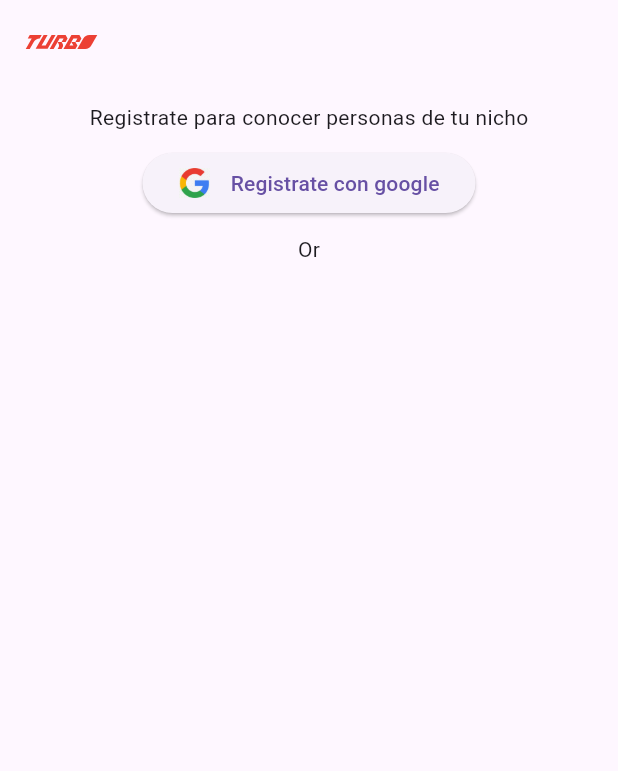
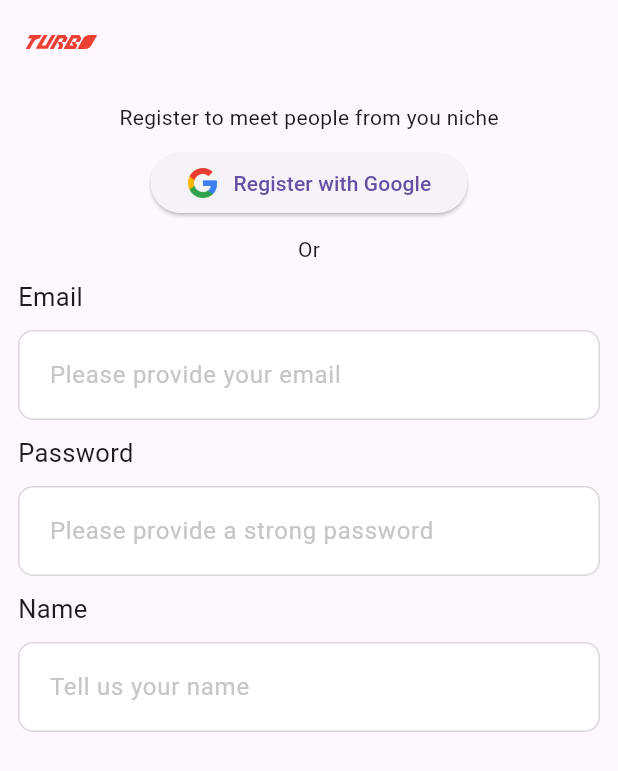
Before and after one commit to DavidZZGi/turbo, a Flutter app: the screen it shows after launch, on a phone screen of 412 x 824 dp. Shown: the top 771 px of the screen. Run offline on Flutter 3.47's test engine with Material 3 defaults, Android fonts, the phone set to English and light mode, and no system bars; our stand-ins replace auto_route, flutter_svg, freezed_annotation.

Commit message:
feat: building textfield component

```diff
--- a/lib/app/routes/guards/authentication_guards.dart
+++ b/lib/app/routes/guards/authentication_guards.dart
@@ -11,7 +11,7 @@ class AuthGuard extends AutoRouteGuard {
     if (isAuthenticated) {
       resolver.next(); // Permitir la navegación
     } else {
-      router.push(const SignInRoute()); // Redirigir a SignIn si no autenticado
+      router.push(SignInRoute()); // Redirigir a SignIn si no autenticado
     }
   }
 }
--- a/lib/app/routes/router/app_router.dart
+++ b/lib/app/routes/router/app_router.dart
@@ -1,8 +1,8 @@
 import 'package:auto_route/auto_route.dart';
+import 'package:flutter/material.dart';
 
 import 'package:turbo/app/routes/guards/authentication_guards.dart';
-import 'package:turbo/authentication/presentation/screens/sign_in_screen.dart';
-
+import 'package:turbo/authentication/presentation/screens/aut_screens.dart';
 part 'app_router.gr.dart';
 
 @AutoRouterConfig()
--- /dev/null
+++ b/lib/app/utils/global/global_vars.dart
@@ -0,0 +1,9 @@
+const String loginHeaderText = 'Register to meet people from you niche';
+const String googleSignInText = 'Register with Google';
+const String turboIconLogIn = 'assets/images/Turbo Marca 7.svg';
+const String emailText = 'Email';
+const String emailHintFormText = 'Please provide your email';
+const String passwordText = 'Password';
+const String passwordHintText = 'Please provide a strong password';
+const String nameText = 'Name';
+const String nameHintText = 'Tell us your name';
--- /dev/null
+++ b/lib/app/utils/style.dart
@@ -0,0 +1,314 @@
+import 'package:flutter/material.dart';
+
+class Styles {
+  // colours start with ColorXyz
+
+  static const colorWhiteOff = Color(0xffF2F1F0);
+  static const colorPrimary = Color(0xff6FCFF4);
+  static const colorOnPrimary = Color(0xffFFFFFF);
+  static const colorSecondary = Colors.lime;
+  static const colorSecondaryVariant = Color(0xffFBB73A);
+  static const colorOnSecondary = Color(0xffFFFFFF);
+  static const colorMeta = Color(0xffC6C6C8);
+  static const colorLightGrey = Color(0xffD8D8D8);
+  static const colorGrey = Color(0xff545454);
+  static const colorMidGrey = Color(0xff818181);
+  static const colorNavIcons = Color.fromARGB(255, 170, 170, 170);
+  static const colorDarkGrey = Color(0xff545454);
+  static const colorPrimaryVariant = Color(0xff002F5F);
+  static const colorSpinner = AlwaysStoppedAnimation<Color>(colorPrimary);
+  static const greySpinner = AlwaysStoppedAnimation<Color>(colorMeta);
+  static const defaultScaffoldColor = Color(0xfffafafa);
+  static const colorDanger = Color(0xffFF1100);
+  static const colorRed = Color(0xffC11534);
+
+  // light colors
+  static const colorLightOutline = Color(0xff74777F);
+  static const colorLightSecondary = Color(0xffC11534);
+  static const colorLightSecondaryContainer = Color(0xffFFD9DA);
+  static const colorLightTertiary = Color(0xffFDD489);
+  static const colorLightSurfaceVariant = Color(0xffE0E2EB);
+  static const colorLightOnSurfaceVariant = Color(0xff44474F);
+  static const colorLightOnSurface = Color(0xff1B1B1D);
+  static const colorLightOnBackground = Color(0xff1B1B1D);
+  static const colorLightBackground = Color(0xffFBFCFF);
+  static const colorLightOnLight = Color(0xffFFFFFF);
+
+  static const backgroundColorLightTheme = Color(0xffFFFFFF);
+  static const backgroundColorDarkTheme = Color.fromARGB(255, 44, 47, 57);
+  static const googleColor = Color.fromARGB(255, 0, 87, 231);
+
+  static const colorDarkPrimary = Color(0xff6FCFF4);
+  static const colorDarkOnPrimary = Color(0xffFFFFFF);
+  static const colorDarkBackground = Color(0xff121212);
+  static const colorDarkSurface = Color(0xff1E1E1E);
+  static const colorDarkOnSurface = Color(0xffE0E2EB);
+  static const colorDarkOutline = Color(0xff5F6368);
+
+  static const textH1 = TextStyle(
+    fontSize: 24.0,
+    fontWeight: FontWeight.w900,
+    color: Colors.black,
+  );
+
+  static const textBtnCta = TextStyle(
+    fontSize: 17,
+    color: Colors.white,
+    letterSpacing: 0.3,
+  );
+
+  static const textH2 = TextStyle(fontSize: 18.0, color: Colors.black);
+
+  static const textAttribute = TextStyle(
+    fontSize: 10,
+    color: colorMeta,
+  );
+
+  static const textListDivider = TextStyle(
+    fontSize: 12,
+    color: Styles.colorMeta,
+  );
+
+  static const textLabel = TextStyle(
+    color: colorMeta,
+    fontFamily: 'Roboto',
+    fontSize: 14,
+  );
+  static const textDanger = TextStyle(color: colorDanger);
+
+  static const textMeta = TextStyle(
+    color: colorGrey,
+    fontSize: 13,
+    fontWeight: FontWeight.w900,
+    letterSpacing: 0.18,
+    fontFamily: 'roboto',
+  );
+
+  static const textMetaDataPrimary = TextStyle(
+    color: colorDarkGrey,
+    fontFamily: 'Roboto',
+    fontSize: 14,
+    fontWeight: FontWeight.w700,
+  );
+
+  static const textMetaDataSecondary = TextStyle(
+    color: colorMidGrey,
+    fontFamily: 'Roboto',
+    fontSize: 14,
+  );
+
+  static const textTitle = TextStyle(
+    fontSize: 22,
+    color: Colors.white,
+    fontFamily: 'Roboto',
+    fontWeight: FontWeight.w500,
+  );
+
+  static const textDisplaySmall = TextStyle(
+    fontSize: 20,
+    fontWeight: FontWeight.w600,
+  );
+
+  static const textTitleMedium = TextStyle(
+    fontSize: 16,
+    fontFamily: 'Roboto',
+    fontWeight: FontWeight.w500,
+    color: colorLightOnSurface,
+  );
+
+  static const textLabelSmall = TextStyle(
+    fontWeight: FontWeight.w500,
+    fontFamily: 'Roboto',
+    color: colorLightOutline,
+    height: 1.42,
+  );
+
+  static const textBodyMedium = TextStyle(
+    fontSize: 15,
+    fontFamily: 'Roboto',
+  );
+
+  static const textDisplayMedium = TextStyle(
+    fontSize: 32,
+    fontWeight: FontWeight.w700,
+    color: Colors.white,
+  );
+
+  static const textDisplayLarge = TextStyle(
+    fontSize: 72,
+    fontWeight: FontWeight.w600,
+    color: Colors.white,
+  );
+
+  static const textLabelLarge = TextStyle(
+    fontSize: 22,
+    fontWeight: FontWeight.w500,
+    color: Colors.white,
+    fontFamily: 'Roboto',
+  );
+
+  static const textLabelMedium = TextStyle(
+    fontSize: 17,
+    fontWeight: FontWeight.w500,
+    fontFamily: 'Roboto',
+  );
+
+  static final ThemeData lightTheme = ThemeData(
+    colorScheme: const ColorScheme.light(
+      primary: colorPrimary,
+      secondary: colorLightSecondary,
+      surface: colorLightBackground,
+      onPrimary: colorOnPrimary,
+      onSecondary: colorOnSecondary,
+      onSurface: colorLightOnSurface,
+    ),
+    scaffoldBackgroundColor: colorLightBackground,
+    appBarTheme: const AppBarTheme(
+      color: colorPrimary,
+      iconTheme: IconThemeData(color: Colors.white),
+    ),
+    textTheme: const TextTheme(
+      titleMedium: TextStyle(color: colorLightOnSurface),
+      titleLarge: TextStyle(color: colorLightOnSurface),
+      // Add all other text styles as needed
+    ),
+    switchTheme: SwitchThemeData(
+      thumbColor: WidgetStateProperty.all(colorLightSecondary),
+      trackColor: WidgetStateProperty.all(colorLightSecondaryContainer),
+    ),
+  );
+
+  static final ThemeData darkTheme = ThemeData(
+    primarySwatch: Colors.grey,
+    primaryColor: Colors.black,
+    brightness: Brightness.dark,
+    scaffoldBackgroundColor: const Color(0xFF212121),
+    textTheme: const TextTheme(
+      titleMedium: TextStyle(color: colorDarkOnSurface),
+      titleLarge: TextStyle(color: colorDarkOnSurface),
+      // Add all other text styles as needed
+    ),
+    iconTheme: const IconThemeData(color: Colors.black),
+    dividerColor: Colors.black12,
+  );
+
+  static const textBodySmall =
+      TextStyle(fontSize: 12, fontFamily: 'Roboto', color: colorLightOutline);
+
+  static final textFieldDecoration = InputDecoration(
+    isDense: true,
+    filled: true,
+    contentPadding: const EdgeInsets.symmetric(
+      vertical: 12.0,
+      horizontal: 16.0,
+    ),
+    labelStyle: const TextStyle(
+      fontSize: 24,
+      fontFamily: 'Roboto',
+      fontWeight: FontWeight.w500,
+      letterSpacing: 0.50,
+    ),
+    hintStyle: const TextStyle(
+      fontSize: 24,
+      fontWeight: FontWeight.w500,
+      letterSpacing: 0.50,
+      fontFamily: 'Roboto',
+      color: Color(0xffC7C6CA),
+    ),
+    enabledBorder: OutlineInputBorder(
+      borderRadius: BorderRadius.circular(50),
+      borderSide: const BorderSide(color: Styles.colorPrimaryVariant),
+    ),
+    border: OutlineInputBorder(
+      borderRadius: BorderRadius.circular(50),
+      borderSide: const BorderSide(
+        color: colorPrimary,
+        width: 2.0,
+        style: BorderStyle.none,
+      ),
+    ),
+    fillColor: Colors.white,
+    hintText: "",
+  );
+
+  static final textFieldExpandedDecoration = textFieldDecoration.copyWith(
+    enabledBorder: OutlineInputBorder(
+      borderRadius: BorderRadius.circular(10),
+      borderSide: const BorderSide(color: Styles.colorMeta),
+    ),
+    border: OutlineInputBorder(
+      borderRadius: BorderRadius.circular(10),
+      borderSide: const BorderSide(
+        color: colorPrimary,
+        width: 2.0,
+        style: BorderStyle.none,
+      ),
+    ),
+  );
+
+  static const kHintTextStyle = TextStyle(
+    color: colorMeta,
+  );
+
+  static const kLabelStyle = TextStyle(
+    fontWeight: FontWeight.bold,
+    fontFamily: 'OpenSans',
+  );
+
+  static const textLabelStyle = TextStyle(fontSize: 16);
+
+  static const tileLabelStyle = TextStyle(color: Colors.black, fontSize: 13);
+
+  static const editLabelStyle = TextStyle(
+    color: colorWhiteOff,
+    fontWeight: FontWeight.bold,
+    fontSize: 15,
+    fontFamily: 'OpenSans',
+  );
+
+  static const nameLabelStyle = TextStyle(
+      fontWeight: FontWeight.bold, fontFamily: 'OpenSans', fontSize: 20);
+
+  static const headerLabelStyle = TextStyle(
+      color: colorPrimaryVariant,
+      fontWeight: FontWeight.bold,
+      fontFamily: 'OpenSans',
+      fontSize: 20);
+
+  static BoxDecoration kBoxDecorationStyle = BoxDecoration(
+    color: Colors.white,
+    border: Border.all(width: 1, color: colorLightGrey),
+    borderRadius: BorderRadius.circular(10.0),
+  );
+
+  static const textH1Published = TextStyle(fontSize: 17, letterSpacing: 0.5);
+
+  static const themedSpinner = CircularProgressIndicator(
+    valueColor: Styles.colorSpinner,
+  );
+
+  // putting it all together
+  static final appTheme = ThemeData(
+    colorScheme: const ColorScheme.light(primary: Styles.colorPrimaryVariant),
+    // We still need this extra line: https://github.com/flutter/flutter/issues/48195#issuecomment-621558530
+    primaryColor: Styles.colorPrimaryVariant,
+    primaryTextTheme: const TextTheme(
+      titleLarge: TextStyle(color: Colors.white),
+    ),
+    primaryIconTheme: const IconThemeData.fallback().copyWith(
+      color: Colors.white,
+    ),
+
+    // set default font
+    fontFamily: 'MuseoSans',
+
+    switchTheme: SwitchThemeData(
+      thumbColor: WidgetStateProperty.all(
+        Styles.colorLightSecondary,
+      ),
+      trackColor: WidgetStateProperty.all(
+        Styles.colorLightSecondaryContainer,
+      ),
+    ),
+  );
+}
--- /dev/null
+++ b/lib/authentication/presentation/screens/aut_screens.dart
@@ -0,0 +1,3 @@
+export 'sign_in_screen.dart';
+export 'sign_up_screen.dart';
+export 'forgot_password.dart';
--- a/lib/authentication/presentation/screens/sign_in_screen.dart
+++ b/lib/authentication/presentation/screens/sign_in_screen.dart
@@ -1,10 +1,15 @@
 import 'package:auto_route/auto_route.dart';
 import 'package:flutter/material.dart';
 import 'package:flutter_svg/svg.dart';
+import '../../../app/utils/global/global_vars.dart';
+import '../widgets/widgets.dart';
 
 @RoutePage()
 class SignInScreen extends StatelessWidget {
-  const SignInScreen({super.key});
+  final TextEditingController email = TextEditingController();
+  final TextEditingController password = TextEditingController();
+  final TextEditingController name = TextEditingController();
+  SignInScreen({super.key});
 
   @override
   Widget build(BuildContext context) {
@@ -12,7 +17,7 @@ class SignInScreen extends StatelessWidget {
         appBar: AppBar(
             title: Column(
           children: [
-            SvgPicture.asset('assets/images/Turbo Marca 7.svg',
+            SvgPicture.asset(turboIconLogIn,
                 height: 50,
                 width: 50,
                 colorFilter: const ColorFilter.mode(
@@ -25,9 +30,9 @@ class SignInScreen extends StatelessWidget {
             crossAxisAlignment: CrossAxisAlignment.center,
             children: [
               const Center(
-                child: Text('Registrate para conocer personas de tu nicho'),
+                child: Text(loginHeaderText),
               ),
-              SizedBox(
+              const SizedBox(
                 height: 10,
               ),
               ElevatedButton(
@@ -39,23 +44,40 @@ class SignInScreen extends StatelessWidget {
                         'assets/images/google.jpeg',
                         height: 20,
                       ),
-                      SizedBox(
+                      const SizedBox(
                         width: 10,
                       ),
-                      Text(' Registrate con google')
+                      const Text(googleSignInText)
                     ],
                   )),
-              SizedBox(
+              const SizedBox(
                 height: 10,
               ),
-              Text('Or'),
-              Row(
-                children: [
-                  Divider(
-                    height: 2,
-                  ),
-                ],
-              )
+              const Text('Or'),
+              const SizedBox(
+                height: 10,
+              ),
+              CustomTextfield(
+                  label: emailText,
+                  textInputType: TextInputType.text,
+                  textController: email,
+                  hint: emailHintFormText),
+              const SizedBox(
+                height: 10,
+              ),
+              CustomTextfield(
+                  label: passwordText,
+                  textInputType: TextInputType.visiblePassword,
+                  textController: password,
+                  hint: passwordHintText),
+              const SizedBox(
+                height: 10,
+              ),
+              CustomTextfield(
+                  label: nameText,
+                  textInputType: TextInputType.text,
+                  textController: name,
+                  hint: nameHintText),
             ],
           ),
         ));
--- /dev/null
+++ b/lib/authentication/presentation/widgets/custom_textfield.dart
@@ -0,0 +1,52 @@
+import 'package:flutter/material.dart';
+import 'package:turbo/app/utils/style.dart';
+
+class CustomTextfield extends StatelessWidget {
+  final TextEditingController textController;
+  final String label;
+  final String hint;
+  final TextInputType textInputType;
+
+  const CustomTextfield(
+      {super.key,
+      required this.label,
+      required this.textInputType,
+      required this.textController,
+      required this.hint});
+
+  @override
+  Widget build(BuildContext context) {
+    return Column(
+      crossAxisAlignment: CrossAxisAlignment.start,
+      children: <Widget>[
+        Text(
+          label,
+          style: const TextStyle(fontSize: 17),
+        ),
+        const SizedBox(height: 10.0),
+        Container(
+          alignment: Alignment.center,
+          decoration: Styles.kBoxDecorationStyle,
+          height: 60.0,
+          child: TextFormField(
+            keyboardType: textInputType,
+            validator: (value) {
+              if (value!.isEmpty) {
+                return 'Field cannot be empty';
+              }
+              return null;
+            },
+            controller: textController,
+            style: const TextStyle(color: Colors.black),
+            decoration: InputDecoration(
+              border: InputBorder.none,
+              contentPadding: const EdgeInsets.only(left: 20.0),
+              hintText: hint,
+              hintStyle: Styles.kHintTextStyle,
+            ),
+          ),
+        ),
+      ],
+    );
+  }
+}
--- /dev/null
+++ b/lib/authentication/presentation/widgets/widgets.dart
@@ -0,0 +1 @@
+export 'custom_textfield.dart';
```
Also changed, not shown: lib/app/routes/router/app_router.gr.dart.
